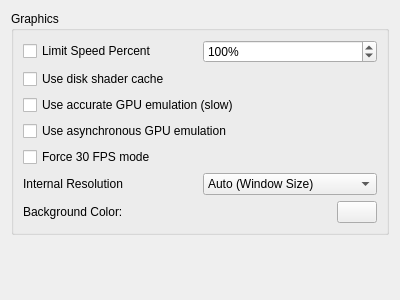
Old version of the form src/yuzu/configuration/configure_graphics.ui in the repository yuzu-emu/yuzu-canary.
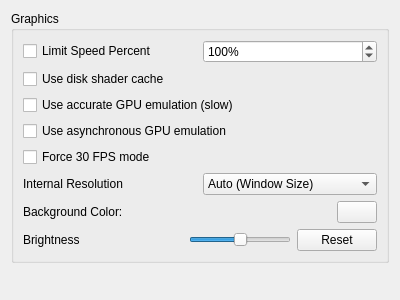
New version of the form.

The edit to the form file:
```diff
--- a/src/yuzu/configuration/configure_graphics.ui
+++ b/src/yuzu/configuration/configure_graphics.ui
@@ -138,6 +138,68 @@
           </item>
          </layout>
         </item>
+        <item>
+         <layout class="QHBoxLayout" name="horizontalLayout_3">
+          <item>
+           <widget class="QLabel" name="label_2">
+            <property name="text">
+             <string>Brightness</string>
+            </property>
+           </widget>
+          </item>
+          <item>
+           <spacer name="horizontalSpacer">
+            <property name="orientation">
+             <enum>Qt::Horizontal</enum>
+            </property>
+            <property name="sizeHint" stdset="0">
+             <size>
+              <width>40</width>
+              <height>20</height>
+             </size>
+            </property>
+           </spacer>
+          </item>
+          <item>
+           <widget class="QSlider" name="brightness_slider">
+            <property name="minimum">
+             <number>50</number>
+            </property>
+            <property name="maximum">
+             <number>150</number>
+            </property>
+            <property name="singleStep">
+             <number>10</number>
+            </property>
+            <property name="pageStep">
+             <number>20</number>
+            </property>
+            <property name="value">
+             <number>100</number>
+            </property>
+            <property name="orientation">
+             <enum>Qt::Horizontal</enum>
+            </property>
+            <property name="tickPosition">
+             <enum>QSlider::NoTicks</enum>
+            </property>
+           </widget>
+          </item>
+          <item>
+           <widget class="QPushButton" name="brightness_reset">
+            <property name="sizePolicy">
+             <sizepolicy hsizetype="Fixed" vsizetype="Fixed">
+              <horstretch>0</horstretch>
+              <verstretch>0</verstretch>
+             </sizepolicy>
+            </property>
+            <property name="text">
+             <string>Reset</string>
+            </property>
+           </widget>
+          </item>
+         </layout>
+        </item>
        </layout>
       </widget>
      </item>
```
